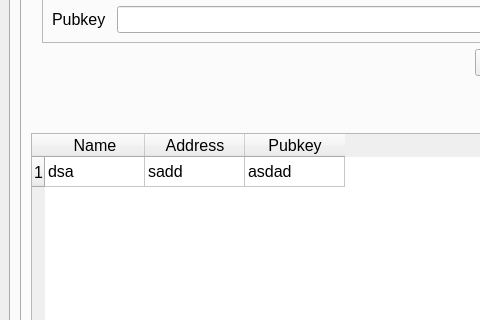
Before: the Qt Designer form src/main/python/qtguidesign.ui in marmarachain/marmara-connector, drawn with Qt 5; both pictures show x 0 to 480 and y 233 to 553 of the 1028 by 768 pixel window.
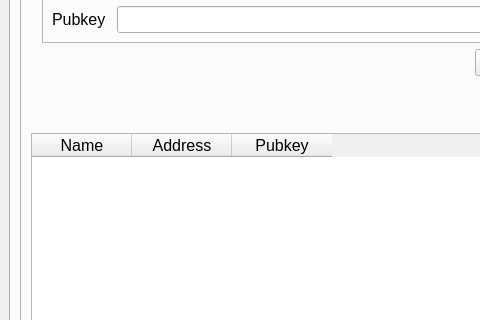
After: the same form once the commit is applied. The open tabs and pages were chosen to show the change. Icons and pictures are not drawn.

Diff of the .ui file:
```diff
--- a/src/main/python/qtguidesign.ui
+++ b/src/main/python/qtguidesign.ui
@@ -4273,6 +4273,9 @@
               <property name="dragDropOverwriteMode">
                <bool>false</bool>
               </property>
+              <property name="alternatingRowColors">
+               <bool>true</bool>
+              </property>
               <property name="selectionMode">
                <enum>QAbstractItemView::ExtendedSelection</enum>
               </property>
@@ -4285,11 +4288,6 @@
               <property name="showGrid">
                <bool>true</bool>
               </property>
-              <row>
-               <property name="text">
-                <string>1</string>
-               </property>
-              </row>
               <column>
                <property name="text">
                 <string>Name</string>
@@ -4305,21 +4303,6 @@
                 <string>Pubkey</string>
                </property>
               </column>
-              <item row="0" column="0">
-               <property name="text">
-                <string>dsa</string>
-               </property>
-              </item>
-              <item row="0" column="1">
-               <property name="text">
-                <string>sadd</string>
-               </property>
-              </item>
-              <item row="0" column="2">
-               <property name="text">
-                <string>asdad</string>
-               </property>
-              </item>
              </widget>
             </item>
             <item row="1" column="5" rowspan="4">
```
Left out of the diff: 72 changed lines with no effect on the pictures.
